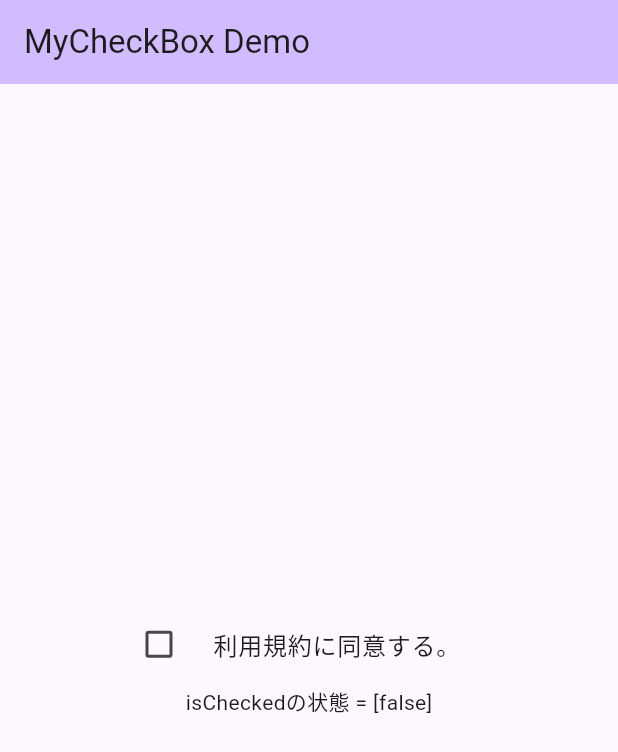
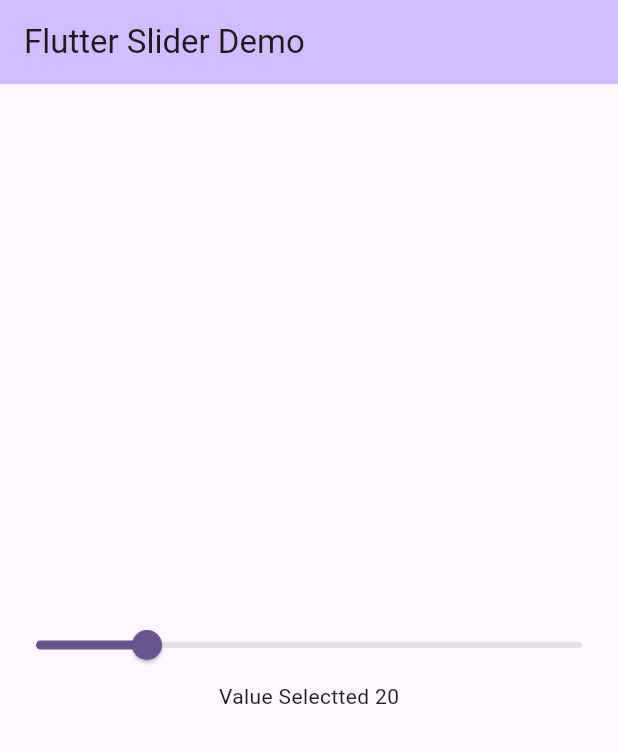
Before and after one commit to riku-yokoyama/flutter_lesson7, a Flutter app: the screen it shows after launch, on a phone screen of 412 x 824 dp. Shown: the top 752 px of the screen. Run offline on Flutter 3.47's test engine with Material 3 defaults, Android fonts, the phone set to English and light mode, and no system bars.

Commit message:
setStateの確認(スライダーで状態の変更を確認)

```diff
--- a/lib/main.dart
+++ b/lib/main.dart
@@ -16,52 +16,45 @@ class MyApp extends StatelessWidget {
         colorScheme: ColorScheme.fromSeed(seedColor: Colors.deepPurple),
         useMaterial3: true,
       ),
-      home: MyCheckBox(),
+      home: MySlider(),
     );
   }
 }
 
-class MyCheckBox extends StatefulWidget {
-  const MyCheckBox({super.key});
+class MySlider extends StatefulWidget {
+  const MySlider({super.key});
 
   @override
-  State<MyCheckBox> createState() => _MyCheckBoxState();
+  State<MySlider> createState() => _MySliderState();
 }
 
-class _MyCheckBoxState extends State<MyCheckBox> {
-  bool isChecked = false;
-
-  /// isCheckedの値を反転するメソッド
-  /// trueなら、falseに
-  /// falseなら、trueに
-  void _toggleCheckBox() {
-    setState(() {
-      isChecked = !isChecked;
-    });
-  }
+class _MySliderState extends State<MySlider> {
+  double _currentSliderValue = 20;
 
   @override
   Widget build(BuildContext context) {
     return Scaffold(
       appBar: AppBar(
-        title: Text('MyCheckBox Demo'),
+        title: Text('Flutter Slider Demo'),
         backgroundColor: Theme.of(context).colorScheme.inversePrimary,
       ),
       body: Center(
         child: Column(
           mainAxisAlignment: MainAxisAlignment.center,
           children: [
-            Padding(
-              padding: const EdgeInsets.only(left: 70),
-              child: CheckboxListTile(
-                  controlAffinity: ListTileControlAffinity.leading,
-                  title: const Text('利用規約に同意する。'),
-                  value: isChecked,
-                  onChanged: (value) {
-                    _toggleCheckBox();
-                  }),
-            ),
-            Text('isCheckedの状態 = [$isChecked]')
+            Slider(
+                value: _currentSliderValue,
+                min: 0,
+                max: 100,
+                divisions: 100,
+                label: _currentSliderValue.round().toString(),
+                onChanged: (double value) {
+                  setState(() {
+                    _currentSliderValue = value;
+                  });
+                  print('value Selected ${_currentSliderValue.round()}');
+                }),
+            Text('Value Selectted ${_currentSliderValue.round()}')
           ],
         ),
       ),
```
